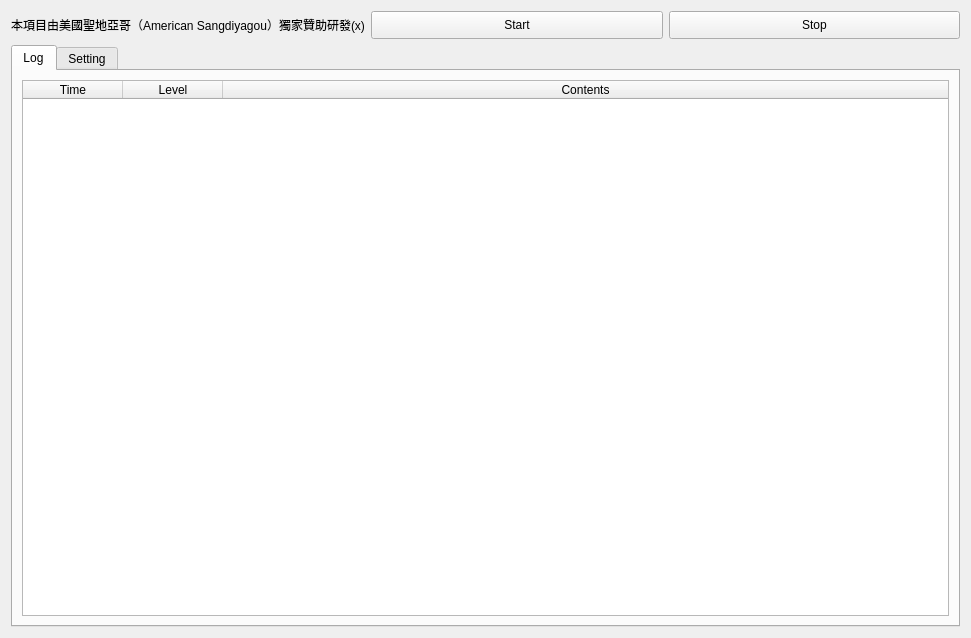
Above: ictye-live-dm/src/QT-GUI/main.ui from northgreen/ictye-live-dm before the change. Below: the same form after it.
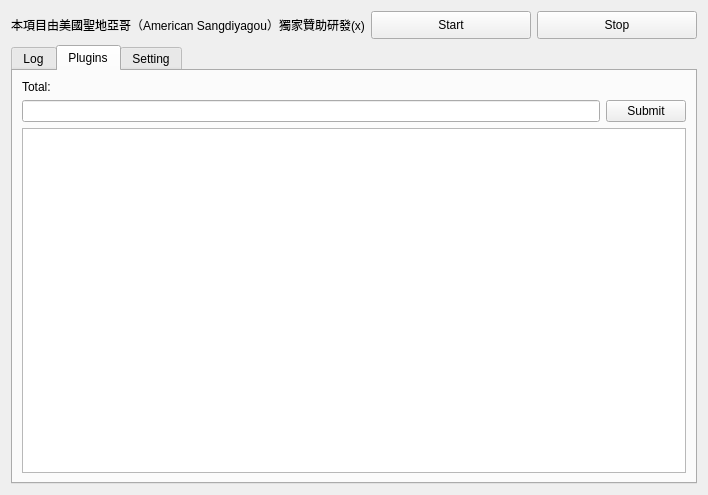
That is the form after the change. The open tabs and pages were chosen to show the change.

Patch:
```diff
--- a/ictye-live-dm/src/QT-GUI/main.ui
+++ b/ictye-live-dm/src/QT-GUI/main.ui
@@ -6,8 +6,8 @@
    <rect>
     <x>0</x>
     <y>0</y>
-    <width>971</width>
-    <height>638</height>
+    <width>708</width>
+    <height>495</height>
    </rect>
   </property>
   <property name="windowTitle">
@@ -112,6 +112,37 @@
        </item>
       </layout>
      </widget>
+     <widget class="QWidget" name="pluginListPage">
+      <attribute name="title">
+       <string>Plugins</string>
+      </attribute>
+      <layout class="QVBoxLayout" name="verticalLayout_2">
+       <item>
+        <widget class="QLabel" name="label_2">
+         <property name="text">
+          <string>Total:</string>
+         </property>
+        </widget>
+       </item>
+       <item>
+        <layout class="QHBoxLayout" name="horizontalLayout_4">
+         <item>
+          <widget class="QLineEdit" name="lineEdit"/>
+         </item>
+         <item>
+          <widget class="QPushButton" name="pushButton">
+           <property name="text">
+            <string>Submit</string>
+           </property>
+          </widget>
+         </item>
+        </layout>
+       </item>
+       <item>
+        <widget class="QTableWidget" name="tableWidget"/>
+       </item>
+      </layout>
+     </widget>
      <widget class="QWidget" name="setting_Tab">
       <attribute name="title">
        <string>Setting</string>
```
Left out of the diff: 7 changed lines with no effect on the pictures.
